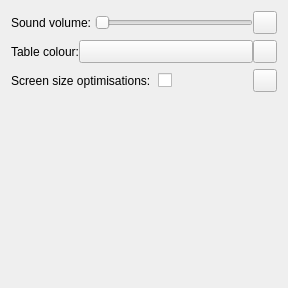
The window that qt/qtgo/qtgo/SettingsWidget.ui (alecs1/home) describes before a commit, drawn with Qt 5.
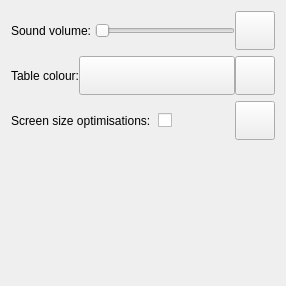
The same window after the commit. Icons and pictures are not drawn.

```diff
--- a/qt/qtgo/qtgo/SettingsWidget.ui
+++ b/qt/qtgo/qtgo/SettingsWidget.ui
@@ -6,8 +6,8 @@
    <rect>
     <x>0</x>
     <y>0</y>
-    <width>288</width>
-    <height>288</height>
+    <width>286</width>
+    <height>286</height>
    </rect>
   </property>
   <property name="windowTitle">
@@ -48,6 +48,12 @@
         <iconset resource="res.qrc">
          <normaloff>:/resources/cursorBlackWhite.png</normaloff>:/resources/cursorBlackWhite.png</iconset>
        </property>
+       <property name="iconSize">
+        <size>
+         <width>32</width>
+         <height>32</height>
+        </size>
+       </property>
       </widget>
      </item>
     </layout>
@@ -88,6 +94,12 @@
        <property name="text">
         <string/>
        </property>
+       <property name="iconSize">
+        <size>
+         <width>32</width>
+         <height>32</height>
+        </size>
+       </property>
       </widget>
      </item>
     </layout>
@@ -122,6 +134,12 @@
        <property name="text">
         <string/>
        </property>
+       <property name="iconSize">
+        <size>
+         <width>32</width>
+         <height>32</height>
+        </size>
+       </property>
       </widget>
      </item>
     </layout>
```
